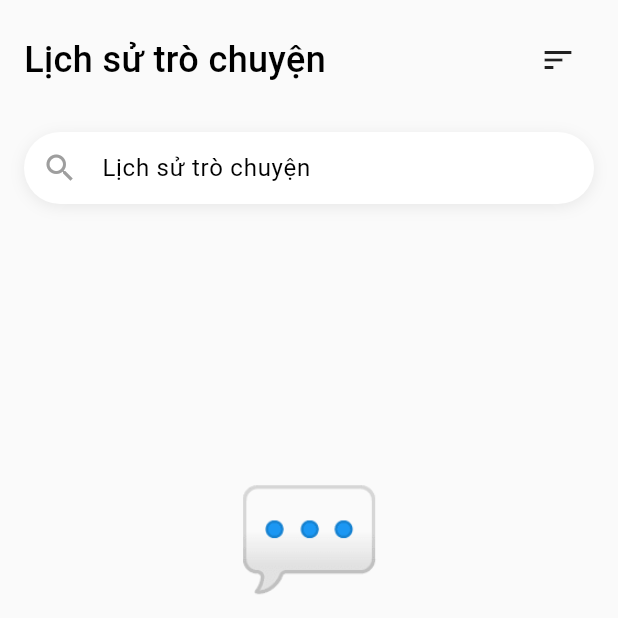
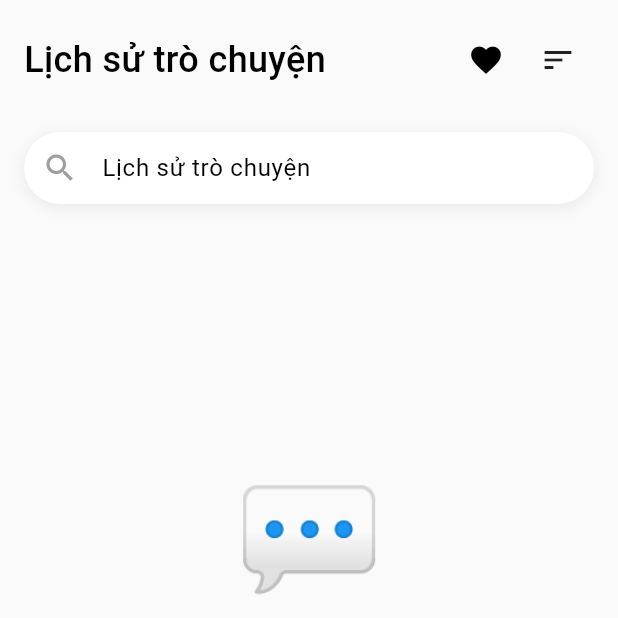
Before and after one commit to tgound1403/map_explainer, a Flutter app: the AppBottomNavigation screen opened by its route, item 3 of the bottom bar chosen, on a phone screen of 412 x 824 dp, the top half of it. Run offline on Flutter 3.47's test engine with Material 3 defaults, Android fonts, the light colour scheme and no system bars; drawn by our look-alikes of curved_navigation_bar; our stand-ins replace cloud_firestore, connectivity_plus, copy_with_extension, dartz, firebase_core, fluro and 17 more; missing offline and left inert: wikipedia; accounts and stored records are empty; generated files the repository leaves out were written again; network calls fail.

Commit message:
chore: update app integration and documentation
- Update service locator and main.dart with new services
- Update app bottom navigation
- Update history view and components
- Update CHANGELOG and services README

```diff
--- a/lib/feature/app_bottom_navigation.dart
+++ b/lib/feature/app_bottom_navigation.dart
@@ -1,5 +1,7 @@
 import 'package:ai_map_explainer/core/di/service_locator.dart';
+import 'package:ai_map_explainer/core/services/social/favorites_service.dart';
 import 'package:ai_map_explainer/core/widget/offline_indicator.dart';
+import 'package:ai_map_explainer/feature/favorites/presentation/bloc/favorites_bloc.dart';
 import 'package:ai_map_explainer/feature/history/domain/analyzer_use_case.dart';
 import 'package:ai_map_explainer/feature/history/presentation/bloc/analyzer_bloc.dart';
 import 'package:ai_map_explainer/feature/history/presentation/history_view.dart';
@@ -53,6 +55,9 @@ class _AppBottomNavigationState extends State<AppBottomNavigation> {
               const DetailEvent.initData("Vietnamese History"),
             ),
         ),
+        BlocProvider(
+          create: (context) => FavoritesBloc(getIt<FavoritesService>()),
+        ),
       ],
       child: Scaffold(
         bottomNavigationBar: CurvedNavigationBar(
--- a/lib/feature/history/presentation/history_view.dart
+++ b/lib/feature/history/presentation/history_view.dart
@@ -88,6 +88,16 @@ class _HistoryViewState extends State<HistoryView> {
                         ),
                       ),
                     ),
+                    Row(
+                      mainAxisSize: MainAxisSize.min,
+                      children: [
+                        IconButton(
+                          icon: const Icon(Icons.favorite),
+                          tooltip: 'Favorites', // TODO: Use l10n after running flutter gen-l10n
+                          onPressed: () {
+                            Routes.router.navigateTo(context, RoutePath.favorites);
+                          },
+                        ),
                         HistorySortMenu(
                           currentSort: _sortOption,
                           onSortChanged: (option) {
@@ -95,6 +105,8 @@ class _HistoryViewState extends State<HistoryView> {
                               _sortOption = option;
                             });
                           },
+                        ),
+                      ],
                     ),
                   ],
                 ),
```
Also changed, not shown: lib/feature/history/components/history_list_item.dart (+20 -0 lines), lib/main.dart (+7 -0 lines), 2 other files. Lines whose indentation alone changed are shown as unchanged.
